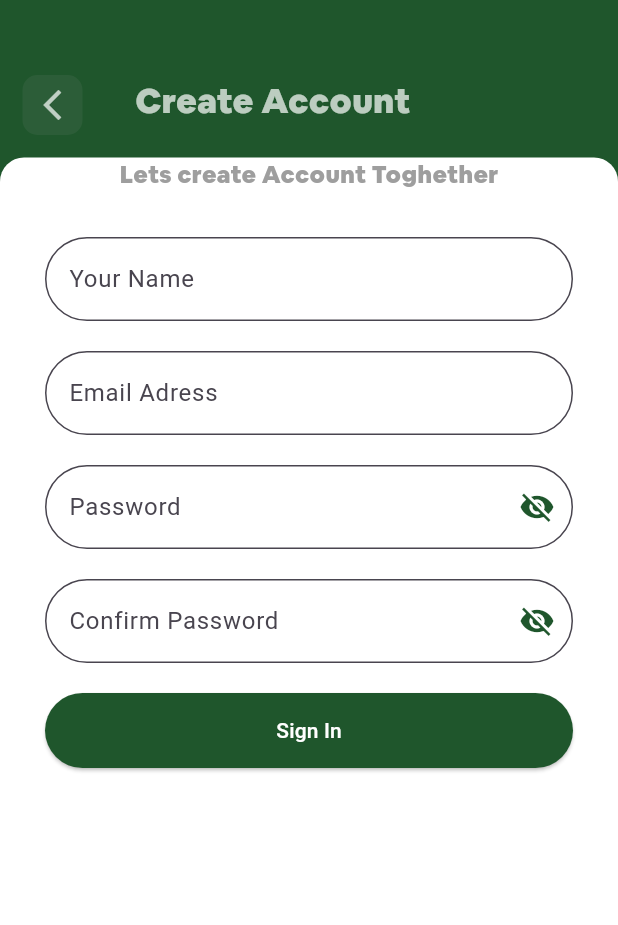
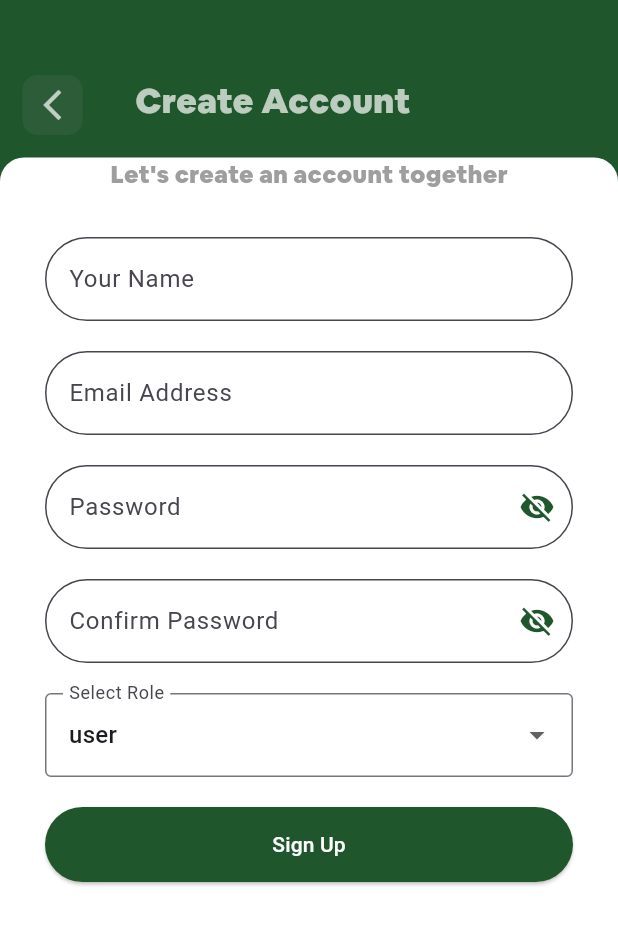
Before and after one commit to irshad800/GeoWeather, a Flutter app: the SignupScreen screen opened by its route, on a phone screen of 412 x 824 dp. Shown: the top 925 px of the screen. Run offline on Flutter 3.47's test engine with Material 3 defaults, Android fonts, the phone set to English and light mode, and no system bars; our stand-ins replace cloud_firestore, file_picker, firebase_auth, firebase_core, google_sign_in; accounts and stored records are empty; network calls fail.

Commit message:
authentaction routing done,add admin can add location using firebase

```diff
--- a/lib/auth_services.dart
+++ b/lib/auth_services.dart
@@ -1,3 +1,4 @@
+import 'package:cloud_firestore/cloud_firestore.dart';
 import 'package:firebase_auth/firebase_auth.dart';
 import 'package:flutter/material.dart';
 import 'package:google_sign_in/google_sign_in.dart';
@@ -7,6 +8,7 @@ import 'package:newtokteck_task/utils/constants.dart';
 
 class AuthService {
   final FirebaseAuth _auth = FirebaseAuth.instance;
+  final FirebaseFirestore _db = FirebaseFirestore.instance;
 
   Stream<User?> get user => _auth.authStateChanges();
 
@@ -16,23 +18,36 @@ class AuthService {
     required BuildContext context,
   }) async {
     try {
-      await FirebaseAuth.instance.signInWithEmailAndPassword(
+      UserCredential result =
+          await FirebaseAuth.instance.signInWithEmailAndPassword(
         email: email,
         password: password,
       );
+
+      // Get the signed-in user
+      User? user = result.user;
+
+      // Get user role
+      String? role = await getUserRole(user!);
+
+      // Navigate based on user role
+      if (role == 'admin') {
+        Navigator.pushReplacementNamed(context, '/admin');
+      } else {
+        Navigator.pushReplacementNamed(context, '/user');
+      }
+
       ScaffoldMessenger.of(context).showSnackBar(SnackBar(
-          backgroundColor: primaryColors, content: Text("Login Succesfull")));
+          backgroundColor: primaryColors, content: Text("Login Successful")));
       print("Sign In Successful");
-      Navigator.pushReplacement(
-        context,
-        MaterialPageRoute(builder: (context) => UserDashboardScreen()),
-      );
+      return user;
     } catch (e) {
       ScaffoldMessenger.of(context).showSnackBar(
         SnackBar(
             backgroundColor: primaryColors,
             content: Text("Incorrect email or password")),
       );
+      return null;
     }
   }
 
@@ -42,6 +57,7 @@ class AuthService {
     required String cPassword,
     required BuildContext context,
     required String? username,
+    required String role, // Add role parameter
   }) async {
     if (password != cPassword) {
       ScaffoldMessenger.of(context).showSnackBar(
@@ -55,6 +71,12 @@ class AuthService {
         email: email,
         password: password,
       );
+
+      // Create a user document in Firestore
+      await _db.collection('users').doc(result.user?.uid).set({
+        'email': email,
+        'role': role,
+      });
 
       ScaffoldMessenger.of(context).showSnackBar(
         SnackBar(
@@ -107,7 +129,7 @@ class AuthService {
         ScaffoldMessenger.of(context).showSnackBar(
           SnackBar(
             backgroundColor: primaryColors,
-            content: Text("Google Sign In Was Succesfull"),
+            content: Text("Google Sign In Was Successful"),
           ),
         );
 
@@ -159,6 +181,12 @@ class AuthService {
   }
 
   Future<String?> getUserRole(User user) async {
-    return 'user';
+    try {
+      DocumentSnapshot doc = await _db.collection('users').doc(user.uid).get();
+      return doc['role'] as String?;
+    } catch (e) {
+      print("Error fetching user role: $e");
+      return null;
+    }
   }
 }
--- a/lib/screens/SignUp.dart
+++ b/lib/screens/SignUp.dart
@@ -1,65 +1,4 @@
-// import 'package:firebase_auth/firebase_auth.dart';
-// import 'package:flutter/material.dart';
-// import 'package:provider/provider.dart';
-//
-// import '../auth_services.dart';
-//
-// class SignupScreen extends StatefulWidget {
-//   @override
-//   _SignupScreenState createState() => _SignupScreenState();
-// }
-//
-// class _SignupScreenState extends State<SignupScreen> {
-//   final TextEditingController _emailController = TextEditingController();
-//   final TextEditingController _passwordController = TextEditingController();
-//
-//   @override
-//   Widget build(BuildContext context) {
-//     final authService = Provider.of<AuthService>(context);
-//
-//     return Scaffold(
-//       appBar: AppBar(
-//         title: Text('Sign Up'),
-//       ),
-//       body: Padding(
-//         padding: EdgeInsets.all(16.0),
-//         child: Column(
-//           children: [
-//             TextField(
-//               controller: _emailController,
-//               decoration: InputDecoration(labelText: 'Email'),
-//             ),
-//             TextField(
-//               controller: _passwordController,
-//               decoration: InputDecoration(labelText: 'Password'),
-//               obscureText: true,
-//             ),
-//             ElevatedButton(
-//               onPressed: () async {
-//                 final email = _emailController.text;
-//                 final password = _passwordController.text;
-//                 User? user = await authService.registerWithEmailAndPassword(
-//                     email: email, password: password, context: context);
-//                 if (user != null) {
-//                   Navigator.pushReplacementNamed(context, '/');
-//                 } else {
-//                   // Handle signup error
-//                 }
-//               },
-//               child: Text('Sign Up'),
-//             ),
-//             TextButton(
-//               onPressed: () {
-//                 Navigator.pushReplacementNamed(context, '/login');
-//               },
-//               child: Text('Already have an account? Log in'),
-//             ),
-//           ],
-//         ),
-//       ),
-//     );
-//   }
-// }
+import 'package:firebase_auth/firebase_auth.dart';
 import 'package:flutter/material.dart';
 import 'package:provider/provider.dart';
 
@@ -70,16 +9,18 @@ import '../widgets/Custom_textfeild.dart';
 class SignupScreen extends StatefulWidget {
   const SignupScreen({super.key});
   @override
-  State<SignupScreen> createState() => _ContactState();
+  State<SignupScreen> createState() => _SignupScreenState();
 }
 
-class _ContactState extends State<SignupScreen> {
+class _SignupScreenState extends State<SignupScreen> {
   TextEditingController _emailController = TextEditingController();
   TextEditingController _passwordController = TextEditingController();
   TextEditingController _usernameController = TextEditingController();
-  TextEditingController _CpasswordController = TextEditingController();
+  TextEditingController _cPasswordController = TextEditingController();
 
-  final GlobalKey<FormState> _formkey = GlobalKey<FormState>();
+  final GlobalKey<FormState> _formKey = GlobalKey<FormState>();
+  String _selectedRole = 'user'; // Default role
+
   @override
   Widget build(BuildContext context) {
     final authService = Provider.of<AuthService>(context);
@@ -104,71 +45,85 @@ class _ContactState extends State<SignupScreen> {
                 ),
                 child: SingleChildScrollView(
                   child: SafeArea(
-                    child: Container(
                     child: Padding(
                       padding: const EdgeInsets.only(left: 30, right: 30),
                       child: Form(
-                          key: _formkey,
+                        key: _formKey,
                         child: Column(
                           mainAxisAlignment: MainAxisAlignment.center,
                           children: <Widget>[
-                              // Welcome Text
-
                             Text(
-                                "Lets create Account Toghether",
+                              "Let's create an account together",
                               style: TextStyle(
                                 fontSize: 16,
                                 color: Colors.grey[500],
-                                    fontFamily: "Airbnb"),
+                                fontFamily: "Airbnb",
                               ),
-
+                            ),
                             SizedBox(height: 30),
-
-                              // Email Address
                             CustomTextField(
                               labeltext: 'Your Name',
                               controller: _usernameController,
                             ),
-
                             SizedBox(height: 20),
-
-                              // Password
                             CustomTextField(
-                                labeltext: 'Email Adress',
+                              labeltext: 'Email Address',
                               controller: _emailController,
                             ),
-                              SizedBox(
-                                height: 20,
-                              ),
+                            SizedBox(height: 20),
                             CustomTextField(
                               labeltext: 'Password',
                               controller: _passwordController,
                               isPassword: true,
                             ),
-                              SizedBox(
-                                height: 20,
-                              ),
+                            SizedBox(height: 20),
                             CustomTextField(
                               labeltext: 'Confirm Password',
                               isPassword: true,
-                                controller: _CpasswordController,
+                              controller: _cPasswordController,
                             ),
-
                             SizedBox(height: 20),
-
-                              // Sign In Button
+                            DropdownButtonFormField<String>(
+                              value: _selectedRole,
+                              onChanged: (String? newValue) {
+                                setState(() {
+                                  _selectedRole = newValue!;
+                                });
+                              },
+                              items: <String>[
+                                'user',
+                                'admin'
+                              ].map<DropdownMenuItem<String>>((String value) {
+                                return DropdownMenuItem<String>(
+                                  value: value,
+                                  child: Text(value),
+                                );
+                              }).toList(),
+                              decoration: InputDecoration(
+                                labelText: 'Select Role',
+                                border: OutlineInputBorder(),
+                              ),
+                            ),
+                            SizedBox(height: 20),
                             ElevatedButton(
-                                onPressed: () {
-                                  print(_emailController.text);
-                                  authService.registration(
+                              onPressed: () async {
+                                if (_formKey.currentState?.validate() ??
+                                    false) {
+                                  User? user = await authService.registration(
+                                    email: _emailController.text,
                                     password: _passwordController.text,
-                                      cPassword: _CpasswordController.text,
+                                    cPassword: _cPasswordController.text,
                                     context: context,
                                     username: _usernameController.text,
-                                      email: _emailController.text);
-                                  print(_emailController);
-                                  if (_formkey.currentState?.validate() ??
-                                      false) {}
+                                    role: _selectedRole, // Pass the role
+                                  );
+                                  if (user != null) {
+                                    Navigator.pushReplacementNamed(
+                                        context, '/');
+                                  } else {
+                                    // Handle signup error
+                                  }
+                                }
                               },
                               style: ElevatedButton.styleFrom(
                                 backgroundColor: primaryColors,
@@ -178,15 +133,11 @@ class _ContactState extends State<SignupScreen> {
                                 padding: EdgeInsets.symmetric(vertical: 15),
                                 minimumSize: Size(double.infinity, 50),
                               ),
-                                child: Text('Sign In',
+                              child: Text('Sign Up',
                                   style: TextStyle(color: Colors.white)),
                             ),
-
                             SizedBox(height: 10),
-
-                              // Sign In with Google Button
                           ],
-                          ),
                         ),
                       ),
                     ),
--- a/lib/screens/login_screen.dart
+++ b/lib/screens/login_screen.dart
@@ -108,9 +108,7 @@ class _LoginState extends State<LoginScreen> {
                             email: email, password: password, context: context);
                         if (user != null) {
                           Navigator.pushReplacementNamed(context, '/');
-                        } else {
-                          // Handle login error
-                        }
+                        } else {}
                       },
                       style: ElevatedButton.styleFrom(
                         backgroundColor: primaryColors,
```
Also changed, not shown: lib/main.dart (+6 -3 lines), lib/screens/admin/add_location.dart (added, +62 -0 lines), lib/screens/admin/admin_dashboard_screen.dart (+22 -4 lines), lib/screens/user/upload_excel_screen.dart (added, +34 -0 lines), lib/screens/user/user_dashboard_screen.dart (+22 -4 lines), lib/services/location_services.dart (added, +20 -0 lines), 1 other file. Lines whose indentation alone changed are shown as unchanged.
